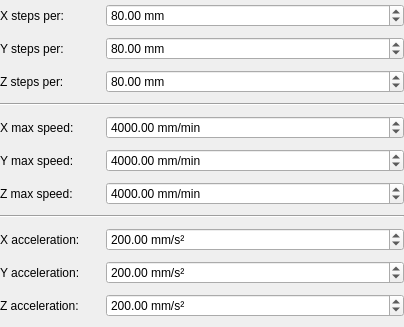
Above: src/widgets/engraver-movement-settings-widget.ui from dev-0x7C6/laser-engraver before the change. Below: the same form after it.
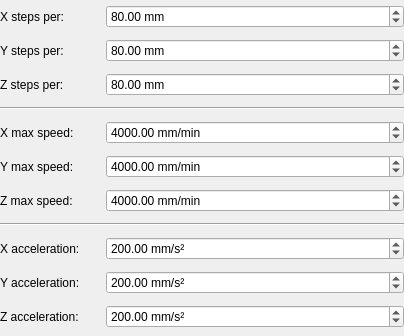
That is the form after the change.

Commit message: gui: raised speed limits.

Diff of the .ui file:
```diff
--- a/src/widgets/engraver-movement-settings-widget.ui
+++ b/src/widgets/engraver-movement-settings-widget.ui
@@ -7,7 +7,7 @@
     <x>0</x>
     <y>0</y>
     <width>404</width>
-    <height>327</height>
+    <height>336</height>
    </rect>
   </property>
   <property name="windowTitle">
@@ -189,7 +189,7 @@
         <string> mm/min</string>
        </property>
        <property name="maximum">
-        <double>10000.000000000000000</double>
+        <double>1000000.000000000000000</double>
        </property>
        <property name="stepType">
         <enum>QAbstractSpinBox::AdaptiveDecimalStepType</enum>
@@ -231,7 +231,7 @@
         <string> mm/min</string>
        </property>
        <property name="maximum">
-        <double>10000.000000000000000</double>
+        <double>1000000.000000000000000</double>
        </property>
        <property name="stepType">
         <enum>QAbstractSpinBox::AdaptiveDecimalStepType</enum>
@@ -273,7 +273,7 @@
         <string> mm/min</string>
        </property>
        <property name="maximum">
-        <double>10000.000000000000000</double>
+        <double>1000000.000000000000000</double>
        </property>
        <property name="stepType">
         <enum>QAbstractSpinBox::AdaptiveDecimalStepType</enum>
@@ -322,7 +322,7 @@
         <string> mm/s²</string>
        </property>
        <property name="maximum">
-        <double>10000.000000000000000</double>
+        <double>1000000.000000000000000</double>
        </property>
        <property name="stepType">
         <enum>QAbstractSpinBox::AdaptiveDecimalStepType</enum>
@@ -364,7 +364,7 @@
         <string> mm/s²</string>
        </property>
        <property name="maximum">
-        <double>10000.000000000000000</double>
+        <double>1000000.000000000000000</double>
        </property>
        <property name="stepType">
         <enum>QAbstractSpinBox::AdaptiveDecimalStepType</enum>
@@ -406,7 +406,7 @@
         <string> mm/s²</string>
        </property>
        <property name="maximum">
-        <double>10000.000000000000000</double>
+        <double>1000000.000000000000000</double>
        </property>
        <property name="stepType">
         <enum>QAbstractSpinBox::AdaptiveDecimalStepType</enum>
```
